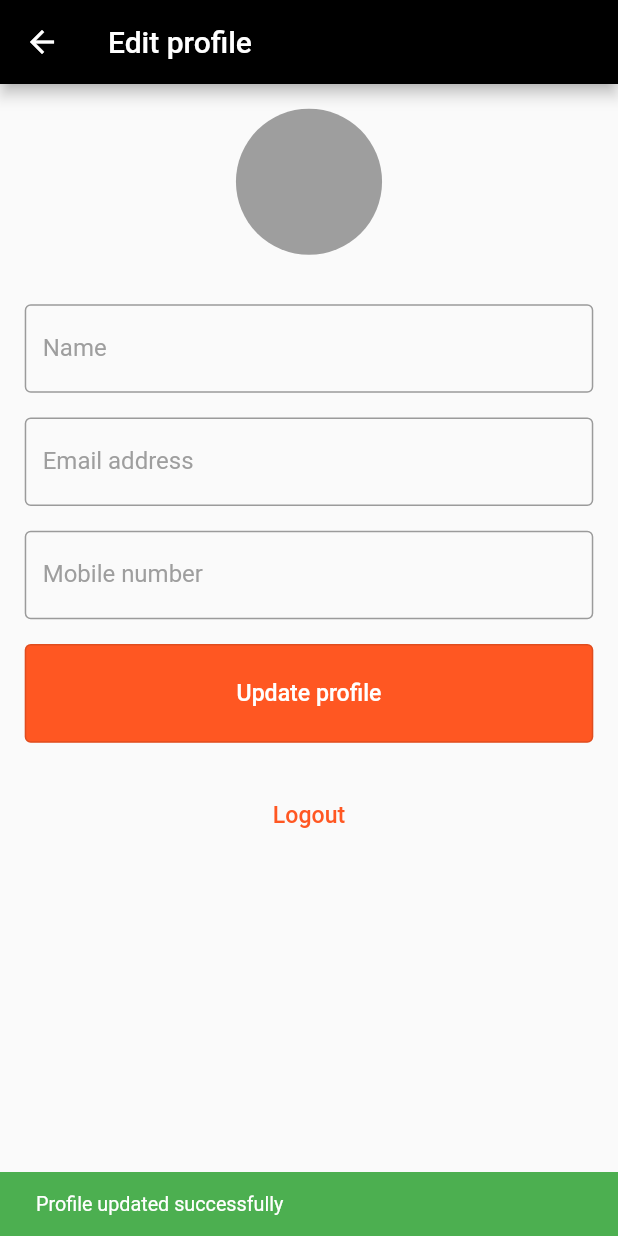
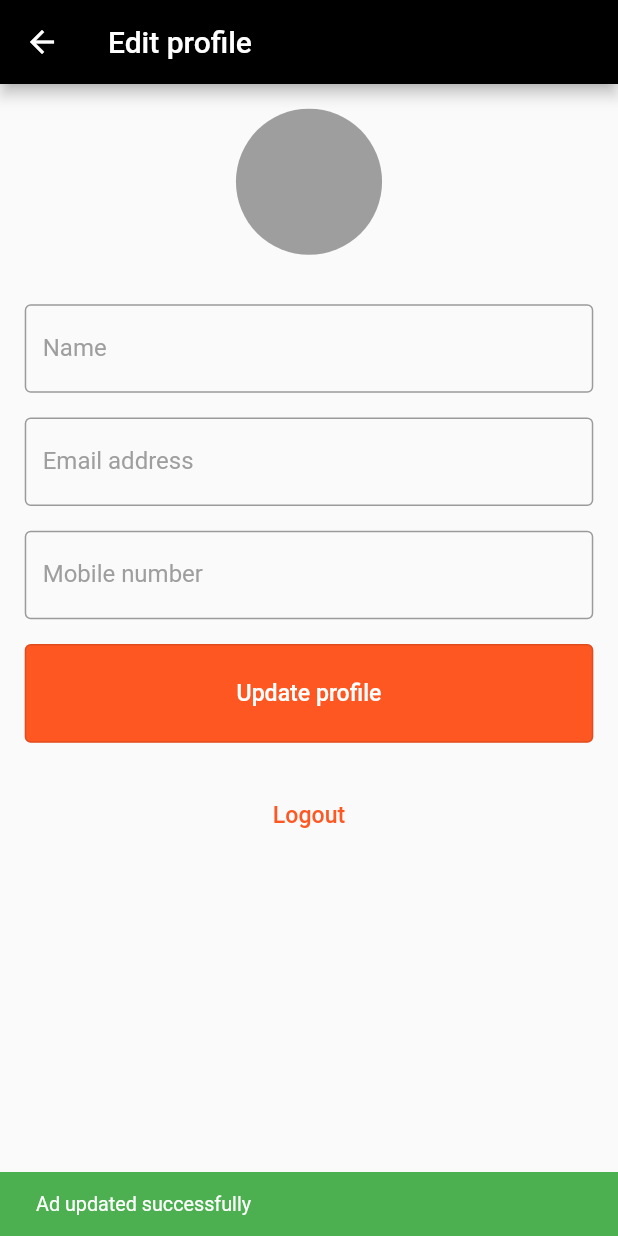
Before and after one commit to DiddierKQ/classified_app_v2, a Flutter app: the EditProfileScreen screen opened directly with empty values, after a tap on "Update profile", on a phone screen of 412 x 824 dp. Run offline on Flutter 3.47's test engine with Material 2 defaults, Android fonts, the phone set to English and light mode, and no system bars; our stand-ins replace cloud_firestore, firebase_auth, firebase_core, firebase_storage, get, image_picker and 1 more; accounts and stored records are empty; network calls fail.

Commit message:
update user controller and imports

```diff
--- a/lib/controllers/auth_controller.dart
+++ b/lib/controllers/auth_controller.dart
@@ -6,6 +6,7 @@ FirebaseAuth firebaseAuth = FirebaseAuth.instance;
 FirebaseFirestore firebaseFirestore = FirebaseFirestore.instance;
 
 class AuthController {
+
   static Future<String> signInWithEmailAndPassword(
       String email, String password) async {
     return await firebaseAuth
@@ -29,6 +30,7 @@ class AuthController {
             "name": user.name,
             "email": user.email,
             "mobile": user.mobile,
+            "imgURL": user.imgURL,
             "uid": uid,
           })
           .then((value) => 'success')
--- /dev/null
+++ b/lib/controllers/users_controller.dart
@@ -0,0 +1,25 @@
+import 'package:classified_app_v2/models/users_model.dart';
+import 'package:cloud_firestore/cloud_firestore.dart';
+import 'package:firebase_auth/firebase_auth.dart';
+import 'package:get/get.dart';
+
+FirebaseFirestore firebaseFirestore = FirebaseFirestore.instance;
+FirebaseAuth auth = FirebaseAuth.instance;
+
+class UserController extends GetxController {
+
+  // Method to update the user
+  static Future<String> updateUserProfile(Users user) async {
+    return await FirebaseFirestore.instance
+        .collection("users")
+        .doc(auth.currentUser!.uid)
+        .update({
+          "name": user.name,
+          "email": user.email,
+          "mobile": user.mobile,
+          "imgURL": user.imgURL,
+        })
+        .then((value) => 'success')
+        .catchError((error) => error.toString());
+  }
+}
--- a/lib/screens/ads/create_ad_screen.dart
+++ b/lib/screens/ads/create_ad_screen.dart
@@ -6,7 +6,6 @@ import 'package:classified_app_v2/models/ads_model.dart';
 import 'package:classified_app_v2/utils/colors_utils.dart';
 import 'package:classified_app_v2/utils/size_utils.dart';
 import 'package:classified_app_v2/widgets/appbar_widget.dart';
-import 'package:cloud_firestore/cloud_firestore.dart';
 import 'package:firebase_auth/firebase_auth.dart';
 import 'package:firebase_storage/firebase_storage.dart';
 import 'package:flutter/material.dart';
--- a/lib/screens/ads/edit_ad_screen.dart
+++ b/lib/screens/ads/edit_ad_screen.dart
@@ -7,7 +7,6 @@ import 'package:classified_app_v2/screens/ads/photoviewer_screen.dart';
 import 'package:classified_app_v2/utils/colors_utils.dart';
 import 'package:classified_app_v2/utils/size_utils.dart';
 import 'package:classified_app_v2/widgets/appbar_widget.dart';
-import 'package:cloud_firestore/cloud_firestore.dart';
 import 'package:firebase_auth/firebase_auth.dart';
 import 'package:firebase_storage/firebase_storage.dart';
 import 'package:flutter/material.dart';
--- a/lib/screens/ads/list_ads_screen.dart
+++ b/lib/screens/ads/list_ads_screen.dart
@@ -1,4 +1,3 @@
-import 'package:classified_app_v2/controllers/ads_controller.dart';
 import 'package:classified_app_v2/screens/ads/create_ad_screen.dart';
 import 'package:classified_app_v2/screens/users/settings_screen.dart';
 import 'package:classified_app_v2/utils/colors_utils.dart';
--- a/lib/screens/users/edit_profile_screen.dart
+++ b/lib/screens/users/edit_profile_screen.dart
@@ -2,12 +2,12 @@ import 'dart:io';
 import 'dart:math';
 
 import 'package:classified_app_v2/controllers/auth_controller.dart';
+import 'package:classified_app_v2/controllers/users_controller.dart';
+import 'package:classified_app_v2/models/users_model.dart';
 import 'package:classified_app_v2/screens/users/login_screen.dart';
 import 'package:classified_app_v2/utils/colors_utils.dart';
 import 'package:classified_app_v2/utils/size_utils.dart';
 import 'package:classified_app_v2/widgets/appbar_widget.dart';
-import 'package:cloud_firestore/cloud_firestore.dart';
-import 'package:firebase_auth/firebase_auth.dart';
 import 'package:firebase_storage/firebase_storage.dart';
 import 'package:flutter/material.dart';
 import 'package:get/get.dart';
@@ -62,17 +62,32 @@ class _EditProfileScreenState extends State<EditProfileScreen> {
     }
   }
 
-  updateProfile() async {
-    var uid = FirebaseAuth.instance.currentUser!.uid;
+  // updateProfile() async {
+  //   var uid = FirebaseAuth.instance.currentUser!.uid;
 
-    await FirebaseFirestore.instance.collection("users").doc(uid).update({
-      "name": _nameCtrl.text,
-      "email": _emailCtrl.text,
-      "mobile": _mobileNumberCtrl.text,
-      "imgURL": widget.userData["imgURL"],
-    }).then((value) {
-      showScaffoldMessenger('Profile updated successfully', 'success');
-    });
+  //   await FirebaseFirestore.instance.collection("users").doc(uid).update({
+  //     "name": _nameCtrl.text,
+  //     "email": _emailCtrl.text,
+  //     "mobile": _mobileNumberCtrl.text,
+  //     "imgURL": widget.userData["imgURL"],
+  //   }).then((value) {
+  //     showScaffoldMessenger('Profile updated successfully', 'success');
+  //   });
+  // }
+
+  updateProfileUsingController() async {
+    final user = Users(
+      name: _nameCtrl.text,
+      email: _emailCtrl.text,
+      mobile: _mobileNumberCtrl.text,
+      imgURL: widget.userData["imgURL"],
+    );
+    var res = await UserController.updateUserProfile(user);
+    if(res == 'success'){
+      showScaffoldMessenger('Ad updated successfully', 'success');
+    }else{
+      showScaffoldMessenger(res);
+    }
   }
 
   // logout() async {
@@ -290,7 +305,8 @@ class _EditProfileScreenState extends State<EditProfileScreen> {
           ),
         ),
         onPressed: () {
-          updateProfile();
+          //updateProfile();
+          updateProfileUsingController();
         },
         child: Text(
           'Update profile',
--- a/lib/screens/users/login_screen.dart
+++ b/lib/screens/users/login_screen.dart
@@ -3,7 +3,6 @@ import 'package:classified_app_v2/screens/ads/list_ads_screen.dart';
 import 'package:classified_app_v2/screens/users/signup_screen.dart';
 import 'package:classified_app_v2/utils/colors_utils.dart';
 import 'package:classified_app_v2/utils/size_utils.dart';
-import 'package:firebase_auth/firebase_auth.dart';
 import 'package:flutter/material.dart';
 import 'package:get/get.dart';
 
```
Also changed, not shown: lib/screens/users/signup_screen.dart (+22 -23 lines).
